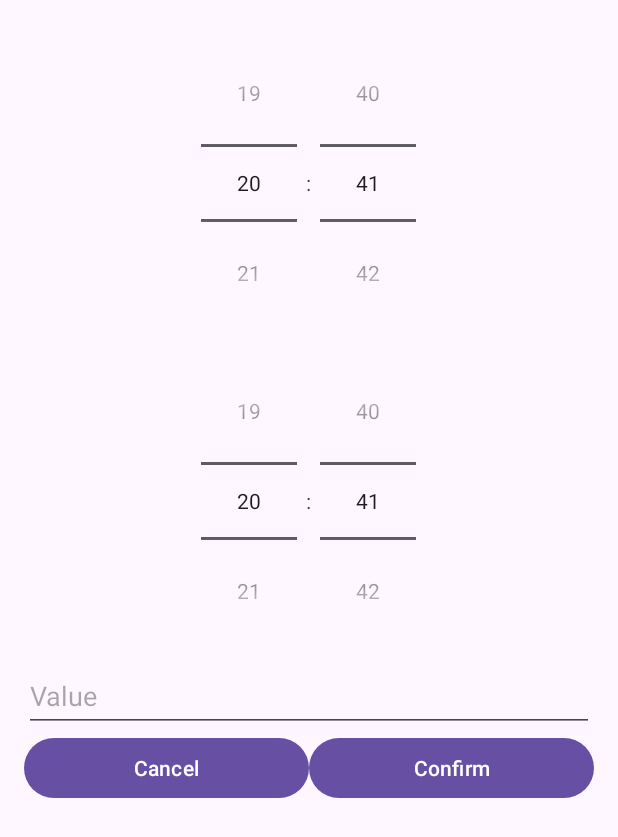
After one commit to GroupProjectSU/IoT-Project-group-1-5, an Android app: the EditActivity screen opened directly, with no data from a screen before it, on a phone screen of 412 x 824 dp. The commit adds this screen. Shown: the top 837 px of the screen. Run offline under Robolectric (Android 15) with nearby library versions, the phone set to English and light mode, and no system bars.

Commit message:
Second update of the Android studio code made by Amir Eihab El Abidou, Omar Almassri, Arianit Paso. This android studio code is now prepared for the integration phase where MQTT-communication will be applied.

```diff
--- a/app/src/main/AndroidManifest.xml
+++ b/app/src/main/AndroidManifest.xml
@@ -13,6 +13,9 @@
         android:theme="@style/Theme.SmartLight"
         tools:targetApi="31">
         <activity
+            android:name=".EditActivity"
+            android:exported="false" />
+        <activity
             android:name=".ScheduleActivity"
             android:exported="true" /> <!-- Set exported to true -->
         <activity
@@ -20,6 +23,7 @@
             android:exported="true">
             <intent-filter>
                 <action android:name="android.intent.action.MAIN" />
+
                 <category android:name="android.intent.category.LAUNCHER" />
             </intent-filter>
         </activity>
--- /dev/null
+++ b/app/src/main/java/com/example/smartlight/EditActivity.java
@@ -0,0 +1,77 @@
+package com.example.smartlight;
+
+import androidx.appcompat.app.AppCompatActivity;
+
+import android.content.Intent;
+import android.os.Bundle;
+import android.widget.Button;
+import android.widget.EditText;
+import android.widget.TimePicker;
+
+public class EditActivity extends AppCompatActivity {
+
+    private Button confirmButton, cancelButton;
+    private TimePicker timePicker1, timePicker2;
+    private EditText valueInput;
+    @Override
+    protected void onCreate(Bundle savedInstanceState) {
+        super.onCreate(savedInstanceState);
+        setContentView(R.layout.screen3);
+
+
+        confirmButton = findViewById(R.id.confirmButton);
+        cancelButton = findViewById(R.id.cancelButton);
+        timePicker1 = findViewById(R.id.timePicker1);
+        timePicker2 = findViewById(R.id.timePicker2);
+        valueInput = findViewById(R.id.valueInput);
+
+        timePicker1.setIs24HourView(true);
+        timePicker2.setIs24HourView(true);
+
+        TimeInterval interval = (TimeInterval) getIntent().getSerializableExtra("selectedInterval");
+        int selectedPosition = getIntent().getIntExtra("selectedPosition", -1);
+
+        // Populate time pickers and value input
+        populateFields(interval);
+
+        confirmButton.setOnClickListener(v -> finishEditing(true, interval, selectedPosition));
+        cancelButton.setOnClickListener(v -> finishEditing(false, null, -1));
+    }
+
+    private void populateFields(TimeInterval interval) {
+        if (interval != null) {
+            timePicker1.setCurrentHour(interval.getStartHour());
+            timePicker1.setCurrentMinute(interval.getStartMinute());
+            timePicker2.setCurrentHour(interval.getEndHour());
+            timePicker2.setCurrentMinute(interval.getEndMinute());
+            valueInput.setText(String.valueOf(interval.getValue()));
+        }
+    }
+
+    private void finishEditing(boolean isConfirmed, TimeInterval interval, int position) {
+        if (isConfirmed && interval != null) {
+            interval.setStartHour(timePicker1.getCurrentHour());
+            interval.setStartMinute(timePicker1.getCurrentMinute());
+            interval.setEndHour(timePicker2.getCurrentHour());
+            interval.setEndMinute(timePicker2.getCurrentMinute());
+
+            String valueText = valueInput.getText().toString();
+            int value;
+            try {
+
+                double doubleValue = Double.parseDouble(valueText);
+                value = (int) Math.round(doubleValue);
+            } catch (NumberFormatException e) {
+                value = 0; //For now the default will be 0, maybe change to an alert later.
+            }
+            interval.setValue(value);
+
+            Intent returnIntent = new Intent();
+            returnIntent.putExtra("updatedInterval", interval);
+            returnIntent.putExtra("updatedPosition", position);
+            setResult(RESULT_OK, returnIntent);
+        } else {
+            setResult(RESULT_CANCELED);
+        }
+        finish();
+    }}
--- a/app/src/main/res/layout/list_item.xml
+++ b/app/src/main/res/layout/list_item.xml
@@ -5,4 +5,5 @@
     android:layout_height="wrap_content"
     android:padding="16dp"
     android:gravity="center_vertical"
-    android:textAppearance="?android:attr/textAppearanceListItem" />
+    android:textAppearance="?android:attr/textAppearanceListItem"
+    />
--- a/app/src/main/res/layout/screen1.xml
+++ b/app/src/main/res/layout/screen1.xml
@@ -29,6 +29,7 @@
         android:layout_height="wrap_content"
         android:timePickerMode="spinner"
         />
+
 
 
     <EditText
--- /dev/null
+++ b/app/src/main/res/layout/screen3.xml
@@ -0,0 +1,68 @@
+<LinearLayout xmlns:android="http://schemas.android.com/apk/res/android"
+    android:layout_width="match_parent"
+    android:layout_height="match_parent"
+    android:orientation="vertical"
+    android:padding="16dp">
+
+
+
+
+
+    <TimePicker
+        android:id="@+id/timePicker1"
+        android:layout_width="match_parent"
+        android:layout_height="wrap_content"
+        android:timePickerMode="spinner"
+
+        />
+
+
+    <TimePicker
+        android:id="@+id/timePicker2"
+        android:layout_width="match_parent"
+        android:layout_height="wrap_content"
+        android:timePickerMode="spinner"
+        />
+
+
+    <EditText
+        android:id="@+id/valueInput"
+        android:layout_width="match_parent"
+        android:layout_height="wrap_content"
+        android:minHeight="48dp"
+        android:hint="Value"
+        android:inputType="numberDecimal"/>
+
+
+    <LinearLayout
+        android:layout_width="match_parent"
+        android:layout_height="wrap_content"
+        android:orientation="horizontal">
+
+        <Button
+            android:id="@+id/cancelButton"
+            android:layout_width="0dp"
+            android:layout_height="wrap_content"
+            android:layout_weight="1"
+            android:text="Cancel"/>
+
+        <Button
+            android:id="@+id/confirmButton"
+            android:layout_width="0dp"
+            android:layout_height="wrap_content"
+            android:layout_weight="1"
+            android:text="Confirm"/>
+    </LinearLayout>
+
+
+
+
+
+
+    <View
+        android:layout_width="match_parent"
+        android:layout_height="0dp"
+        android:layout_weight="1"/>
+
+
+</LinearLayout>
```
Also changed, not shown: app/src/main/java/com/example/smartlight/MainActivity.java (+145 -60 lines), app/src/main/java/com/example/smartlight/ScheduleActivity.java (+66 -28 lines), app/src/main/java/com/example/smartlight/TimeIntervalAdapter.java (+5 -2 lines).
